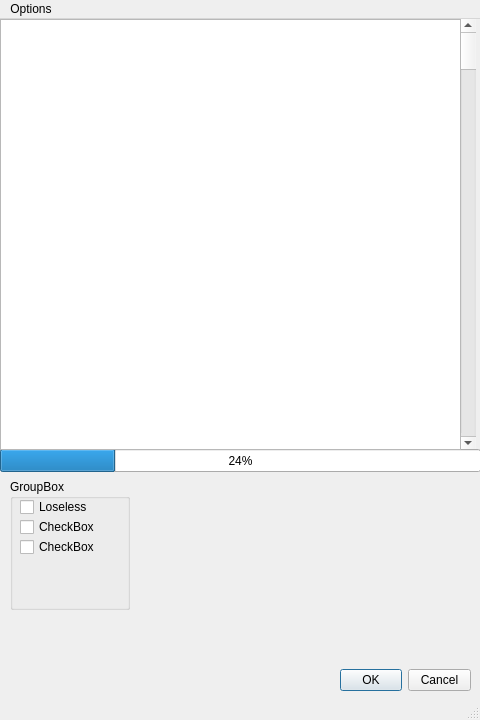
Qt form WebPConverterGUI.ui (C4NU/Paddie) before a commit.
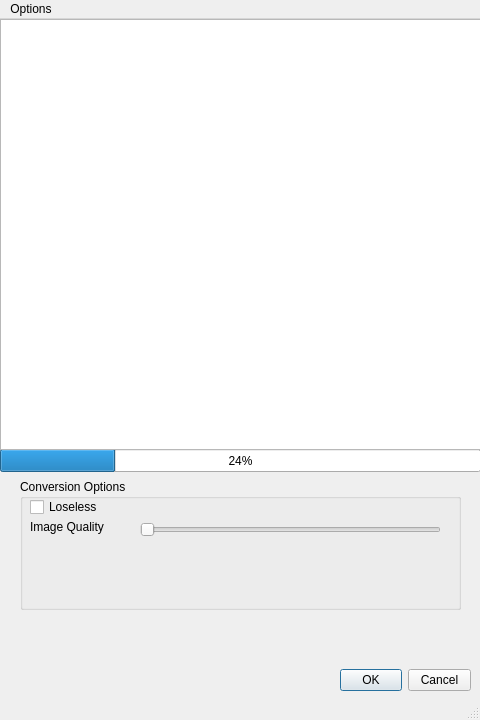
The same form after that commit. Icons and pictures are not drawn.

Commit message: [ADD] menubar로 파일 선택 기능 추가

Patch:
```diff
--- a/WebPConverterGUI.ui
+++ b/WebPConverterGUI.ui
@@ -21,19 +21,6 @@
     <normaloff>Resources/Icon@64X64_02.ico</normaloff>Resources/Icon@64X64_02.ico</iconset>
   </property>
   <widget class="QWidget" name="centralwidget">
-   <widget class="QScrollBar" name="verticalScrollBar">
-    <property name="geometry">
-     <rect>
-      <x>460</x>
-      <y>0</y>
-      <width>16</width>
-      <height>431</height>
-     </rect>
-    </property>
-    <property name="orientation">
-     <enum>Qt::Vertical</enum>
-    </property>
-   </widget>
    <widget class="QProgressBar" name="progressBar">
     <property name="geometry">
      <rect>
@@ -65,7 +52,7 @@
      <rect>
       <x>0</x>
       <y>0</y>
-      <width>461</width>
+      <width>481</width>
       <height>431</height>
      </rect>
     </property>
@@ -100,14 +87,14 @@
    <widget class="QGroupBox" name="groupBox">
     <property name="geometry">
      <rect>
-      <x>10</x>
+      <x>20</x>
       <y>460</y>
-      <width>120</width>
+      <width>441</width>
       <height>131</height>
      </rect>
     </property>
     <property name="title">
-     <string>GroupBox</string>
+     <string>Conversion Options</string>
     </property>
     <widget class="QCheckBox" name="checkBox">
      <property name="geometry">
@@ -122,30 +109,36 @@
       <string>Loseless</string>
      </property>
     </widget>
-    <widget class="QCheckBox" name="checkBox_2">
+    <widget class="QSlider" name="horizontalSlider">
      <property name="geometry">
       <rect>
-       <x>10</x>
+       <x>120</x>
        <y>40</y>
-       <width>81</width>
-       <height>16</height>
+       <width>301</width>
+       <height>22</height>
       </rect>
      </property>
-     <property name="text">
-      <string>CheckBox</string>
+     <property name="minimum">
+      <number>1</number>
+     </property>
+     <property name="maximum">
+      <number>100</number>
+     </property>
+     <property name="orientation">
+      <enum>Qt::Horizontal</enum>
      </property>
     </widget>
-    <widget class="QCheckBox" name="checkBox_3">
+    <widget class="QLabel" name="label">
      <property name="geometry">
       <rect>
        <x>10</x>
-       <y>60</y>
-       <width>81</width>
+       <y>40</y>
+       <width>101</width>
        <height>16</height>
       </rect>
      </property>
      <property name="text">
-      <string>CheckBox</string>
+      <string>Image Quality</string>
      </property>
     </widget>
    </widget>
```
Left out of the diff: 18 changed lines with no effect on the pictures. The commit also changes 1 other file.
